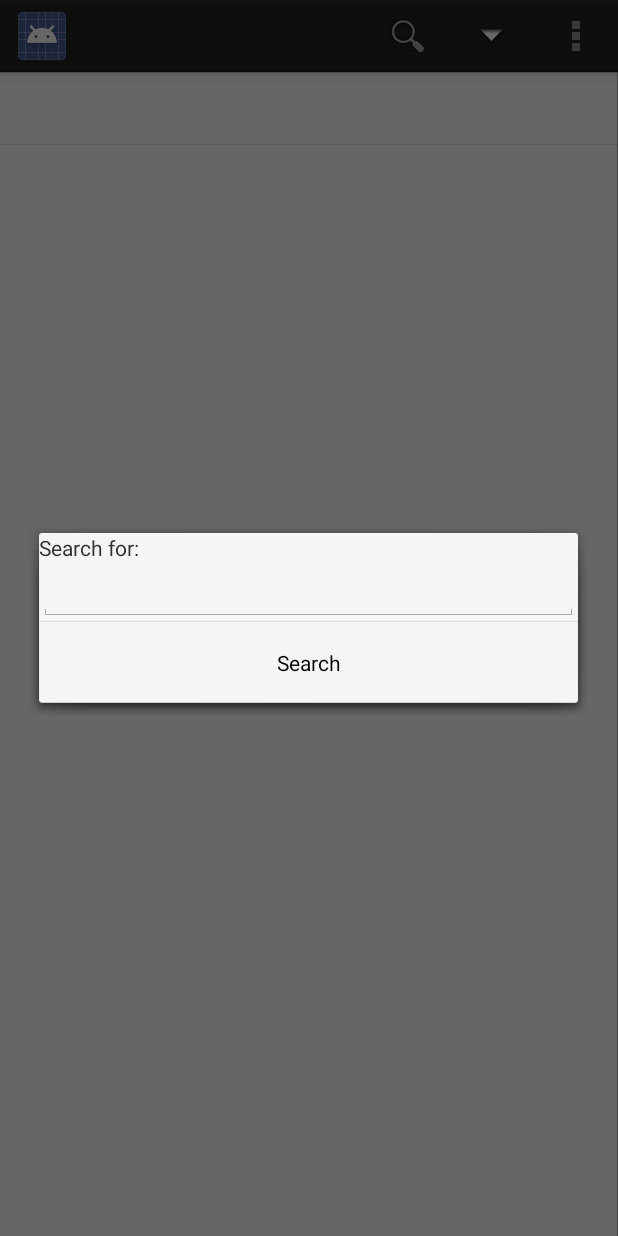
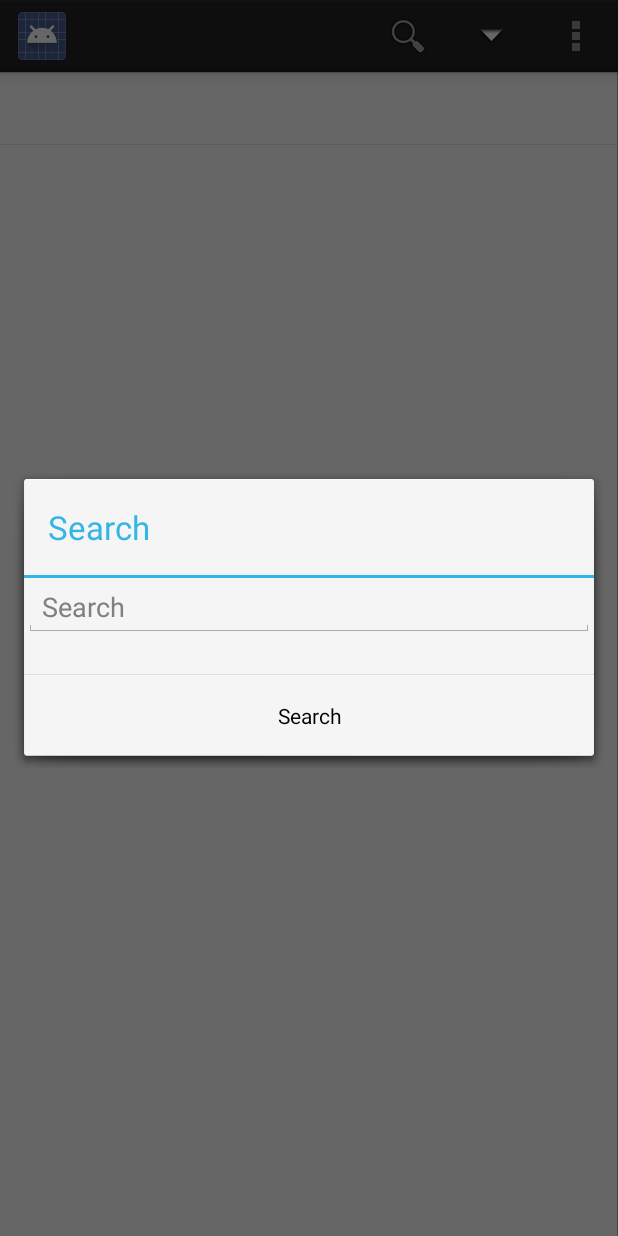
Before and after one commit to bekoeppel/droidplane, an Android app: the screen it shows after launch (MainActivity), after a tap on "Search", on a phone screen of 412 x 824 dp. Run offline under Robolectric (Android 15) with nearby library versions, the phone set to English and light mode, and no system bars; libraries missing offline, so code that uses them is left out: com.google.android.gms; 24 statements that could not run were skipped.

Commit message:
Use native window title and label placeholder for search window

```diff
--- a/app/src/main/java/ch/benediktkoeppel/code/droidplane/HorizontalMindmapView.java
+++ b/app/src/main/java/ch/benediktkoeppel/code/droidplane/HorizontalMindmapView.java
@@ -1,11 +1,4 @@
 package ch.benediktkoeppel.code.droidplane;
-
-import java.util.ArrayList;
-import java.util.Collections;
-import java.util.HashMap;
-import java.util.List;
-import java.util.Map;
-import java.util.Objects;
 
 import android.app.Activity;
 import android.app.AlertDialog;
@@ -25,6 +18,13 @@ import android.widget.HorizontalScrollView;
 import android.widget.LinearLayout;
 import android.widget.ListView;
 import android.widget.TextView;
+
+import java.util.ArrayList;
+import java.util.Collections;
+import java.util.HashMap;
+import java.util.List;
+import java.util.Map;
+import java.util.Objects;
 
 public class HorizontalMindmapView extends HorizontalScrollView implements OnTouchListener, OnItemClickListener {
 
@@ -630,15 +630,13 @@ public class HorizontalMindmapView extends HorizontalScrollView implements OnTou
     /** Shows a dialog to input the search string and fires the search. */
     void startSearch() {
         AlertDialog.Builder alert = new AlertDialog.Builder(getContext());
-        var layout = new LinearLayout(getContext());
-        layout.setOrientation(LinearLayout.VERTICAL);
-        var label = new TextView(getContext());
-        label.setText("Search for:");
-        layout.addView(label);
+        alert.setTitle("Search");
+
         EditText input = new EditText(getContext());
         input.setText(lastSearchString, TextView.BufferType.EDITABLE);
-        layout.addView(input);
-        alert.setView(layout);
+        input.setHint("Search");
+
+        alert.setView(input);
         alert.setPositiveButton("Search", (dialog, which) -> search(input.getText().toString()));
         alert.create().show();
     }
```
